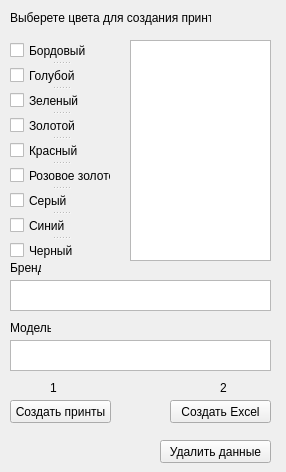
Above: WB/MakeBookPrint/MakeBookPrintUi.ui from gora5624/Python before the change. Below: the same form after it.
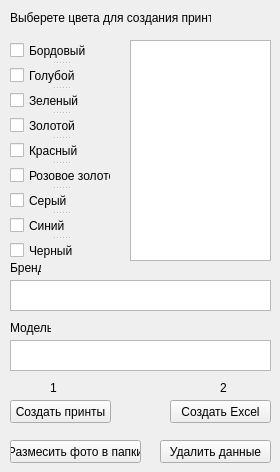
That is the form after the change.

```diff
--- a/WB/MakeBookPrint/MakeBookPrintUi.ui
+++ b/WB/MakeBookPrint/MakeBookPrintUi.ui
@@ -6,7 +6,7 @@
    <rect>
     <x>0</x>
     <y>0</y>
-    <width>286</width>
+    <width>280</width>
     <height>472</height>
    </rect>
   </property>
@@ -232,6 +232,19 @@
     <string>Удалить данные</string>
    </property>
   </widget>
+  <widget class="QPushButton" name="CreateImageFolderForWB">
+   <property name="geometry">
+    <rect>
+     <x>10</x>
+     <y>440</y>
+     <width>131</width>
+     <height>23</height>
+    </rect>
+   </property>
+   <property name="text">
+    <string>Размесить фото в папки</string>
+   </property>
+  </widget>
  </widget>
  <resources/>
  <connections/>
```
